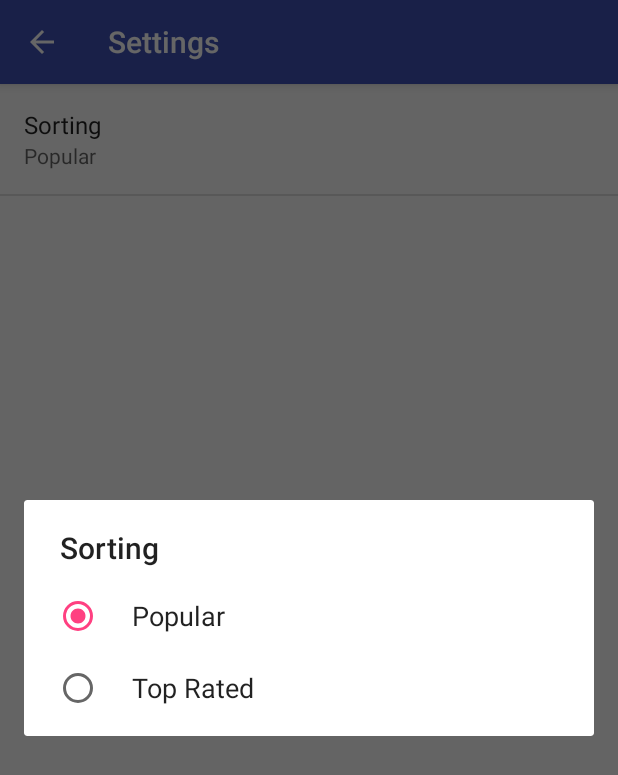
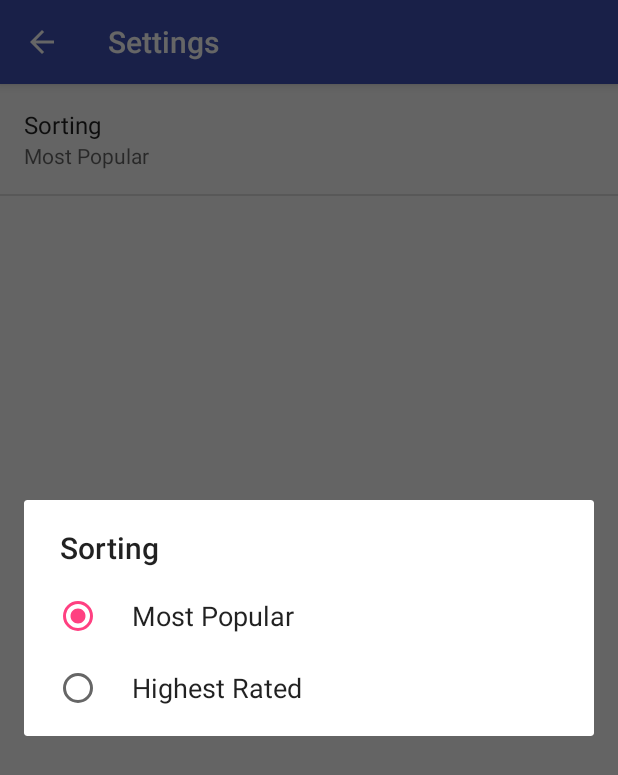
Before and after one commit to pczern/popular-movies, an Android app: the SettingsActivity screen opened directly, with no data from a screen before it, after a tap on "Sorting", on a phone screen of 412 x 824 dp. Shown: the top 775 px of the screen. Run offline under Robolectric (Android 15) with nearby library versions, the phone set to English and light mode, and no system bars.

Commit message:
Big update, Stage 1 small fixes

```diff
--- a/app/src/main/java/com/programmingentrepreneur/popularmovies/MovieDetailActivity.java
+++ b/app/src/main/java/com/programmingentrepreneur/popularmovies/MovieDetailActivity.java
@@ -60,6 +60,7 @@ public class MovieDetailActivity extends AppCompatActivity {
     @Override
     public boolean onOptionsItemSelected(MenuItem item) {
 
+        // Makes the Back/Return Button in the Toolbar working
         int id = item.getItemId();
         if (id == android.R.id.home) {
             NavUtils.navigateUpFromSameTask(this);
--- a/app/src/main/java/com/programmingentrepreneur/popularmovies/MovieSorting.java
+++ b/app/src/main/java/com/programmingentrepreneur/popularmovies/MovieSorting.java
@@ -6,6 +6,7 @@ package com.programmingentrepreneur.popularmovies;
 
 /**
  * An enum which will be used to determine the order in which movies should be fetched
+ * the integers we pass in should be equal with the ones we use in strings.xml
  */
 public enum MovieSorting {
     TOP_RATED(1),
--- a/app/src/main/java/com/programmingentrepreneur/popularmovies/SettingsActivity.java
+++ b/app/src/main/java/com/programmingentrepreneur/popularmovies/SettingsActivity.java
@@ -161,8 +161,6 @@ public class SettingsActivity extends AppCompatPreferenceActivity {
             // updated to reflect the new value, per the Android Design
             // guidelines.
             ListPreference preference = (ListPreference) findPreference(this.getString(R.string.pref_sorting));
-
-
             bindPreferenceSummaryToValue(preference);
 
 
--- a/app/src/main/java/com/programmingentrepreneur/popularmovies/data/PopularMoviesPreferences.java
+++ b/app/src/main/java/com/programmingentrepreneur/popularmovies/data/PopularMoviesPreferences.java
@@ -21,8 +21,7 @@ public class PopularMoviesPreferences {
 
 
 
-
-
+    /* Static Methods for setting and getting the current sort order */
 
     static public void setSortOrder(Context context, MovieSorting sorting) {
         SharedPreferences sp = PreferenceManager.getDefaultSharedPreferences(context);
@@ -33,7 +32,9 @@ public class PopularMoviesPreferences {
 
     static public MovieSorting getSortOrder(Context context) {
         SharedPreferences sp = PreferenceManager.getDefaultSharedPreferences(context);
+        // ListPreference uses Strings so we have to parse them to Integers
         int sortOrder = Integer.parseInt(sp.getString(PREF_SORT_ORDER, String.valueOf(DEFAULT_SORT_ORDER)));
+        // The integer we get from the Preferences will be used to retrieve the correct MovieSorting from the enum
         return MovieSorting.getInstanceFromValue(sortOrder);
     }
 
--- a/app/src/main/res/values/strings.xml
+++ b/app/src/main/res/values/strings.xml
@@ -26,8 +26,8 @@
     <string name="pref_sorting">sort_order</string>
     <string name="pref_title_sorting">Sorting</string>
     <string-array name="pref_sorting_list_titles">
-        <item>Popular</item>
-        <item>Top Rated</item>
+        <item>Most Popular</item>
+        <item>Highest Rated</item>
     </string-array>
     <string-array name="pref_sorting_list_values">
         <item>0</item>
```
Also changed, not shown: app/src/main/java/com/programmingentrepreneur/popularmovies/MainActivity.java (+16 -3 lines).
